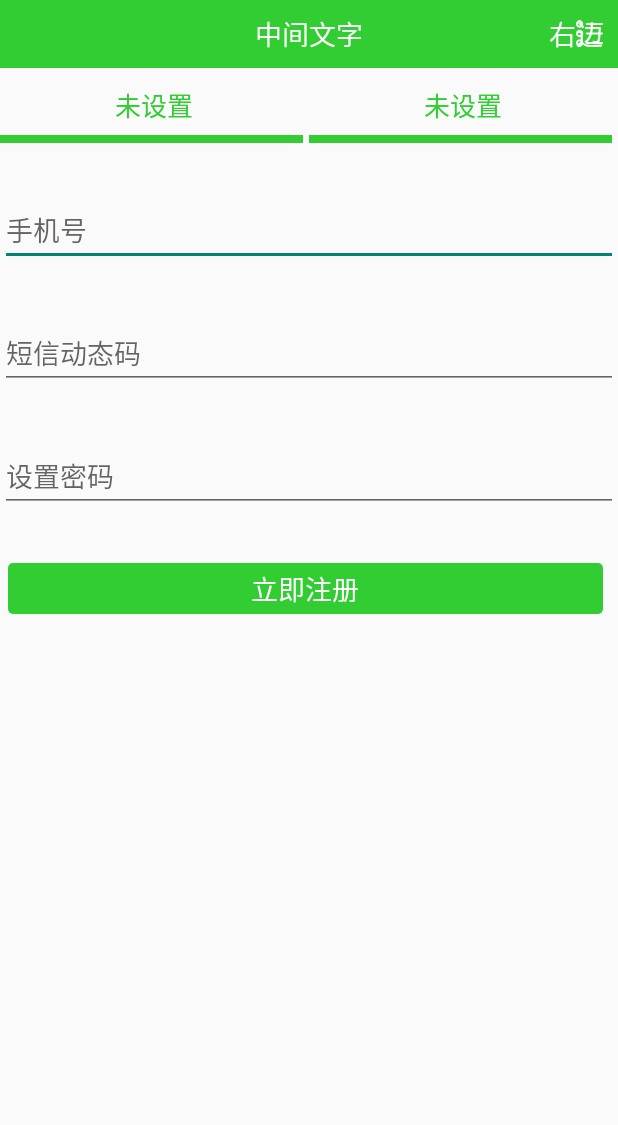
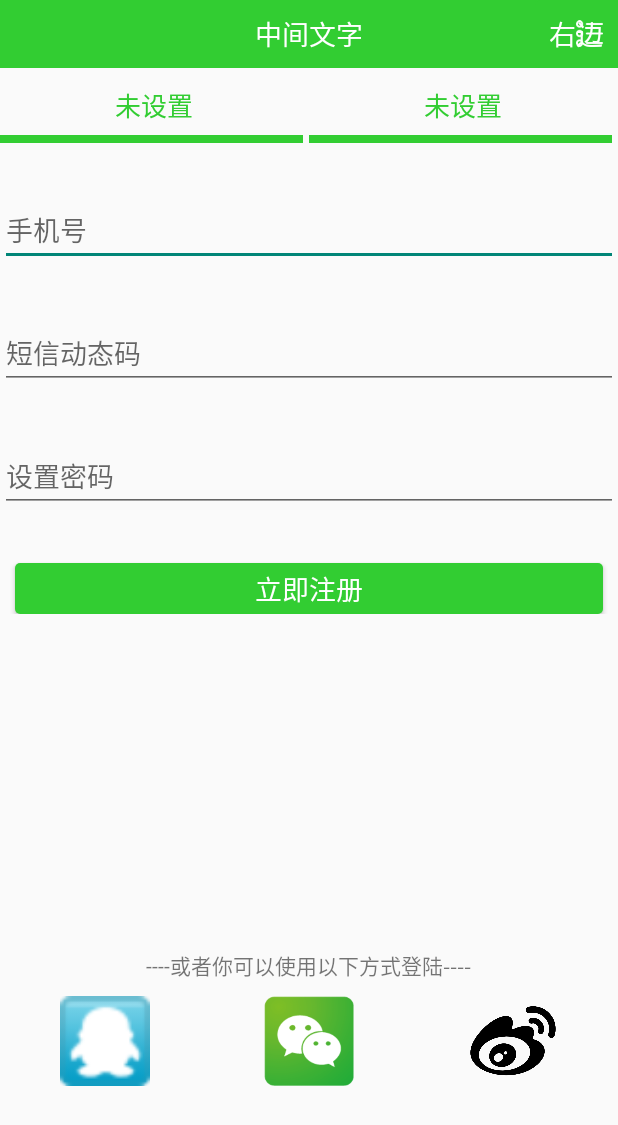
Before and after one commit to GaoZhenGit/Learn_Cloud, an Android app: the screen it shows after launch (MainActivity), on a phone screen of 412 x 824 dp. Shown: the top 1125 px of the screen. Run offline under Robolectric (Android 15) with nearby library versions, the phone set to English and light mode, and no system bars; libraries missing offline, so code that uses them is left out: com.androidquery; 13 statements that could not run were skipped.

Commit message:
login view

```diff
--- a/app/src/main/java/com/ibm/gz/learn_cloud/fragment/LoginFragment.java
+++ b/app/src/main/java/com/ibm/gz/learn_cloud/fragment/LoginFragment.java
@@ -4,10 +4,13 @@ import android.app.Activity;
 import android.net.Uri;
 import android.os.Bundle;
 import android.support.v4.app.Fragment;
+import android.util.Log;
 import android.view.LayoutInflater;
 import android.view.View;
 import android.view.ViewGroup;
+import android.widget.Button;
 
+import com.androidquery.AQuery;
 import com.ibm.gz.learn_cloud.Constant;
 import com.ibm.gz.learn_cloud.R;
 
@@ -22,6 +25,8 @@ import com.ibm.gz.learn_cloud.R;
 public class LoginFragment extends Fragment {
 
     private String LoginType;
+
+    private AQuery aq;
 
     private OnFragmentInteractionListener mListener;
     /*
@@ -38,7 +43,7 @@ public class LoginFragment extends Fragment {
     }
 
     public LoginFragment(){
-
+        aq=new AQuery(getActivity());
     }
 
     @Override
@@ -56,9 +61,11 @@ public class LoginFragment extends Fragment {
         switch (LoginType) {
             case Constant.FragmentType.PhoneLogin:
                 contextView=inflater.inflate(R.layout.fragment_phone, container, false);
+                setPhoneLoginView(contextView);
                 break;
             case Constant.FragmentType.EmailLogin:
                 contextView=inflater.inflate(R.layout.fragment_email, container, false);
+                setEmailLoginView(contextView);
                 break;
         }
 
@@ -75,18 +82,33 @@ public class LoginFragment extends Fragment {
     @Override
     public void onAttach(Activity activity) {
         super.onAttach(activity);
-//        try {
-//            mListener = (OnFragmentInteractionListener) activity;
-//        } catch (ClassCastException e) {
-//            throw new ClassCastException(activity.toString()
-//                    + " must implement OnFragmentInteractionListener");
-//        }
     }
 
     @Override
     public void onDetach() {
         super.onDetach();
         mListener = null;
+    }
+
+    //手机注册登陆界面设置
+    private void setPhoneLoginView(View contextView){
+        Button button=(Button)contextView.findViewById(R.id.regist_btn);
+        button.setOnClickListener(new View.OnClickListener() {
+            @Override
+            public void onClick(View v) {
+                aq_regist();
+            }
+        });
+    }
+
+
+    //邮箱注册登录页面设置
+    private void setEmailLoginView(View contextView){
+
+    }
+
+    public void aq_regist(){
+        Log.i("--tag--","regist");
     }
 
     /**
--- /dev/null
+++ b/app/src/main/res/drawable/btn_selector_round_title_bar_color_press.xml
@@ -0,0 +1,6 @@
+<?xml version="1.0" encoding="utf-8"?>
+<shape xmlns:android="http://schemas.android.com/apk/res/android">
+    <solid android:color="@color/palegreen"/>
+    <corners android:radius="3dp"/>
+
+</shape>
--- a/app/src/main/res/drawable/btn_selector_titlecolor_light.xml
+++ b/app/src/main/res/drawable/btn_selector_titlecolor_light.xml
@@ -1,8 +1,8 @@
 <?xml version="1.0" encoding="utf-8"?>
 <selector xmlns:android="http://schemas.android.com/apk/res/android">
 
-    <item android:drawable="@color/greenyellow" android:state_focused="true"></item>
-    <item android:drawable="@color/greenyellow" android:state_pressed="true"></item>
-    <item android:drawable="@color/light_green"></item>
+    <item android:drawable="@drawable/btn_selector_round_title_bar_color_press" android:state_focused="true"></item>
+    <item android:drawable="@drawable/btn_selector_round_title_bar_color_press" android:state_pressed="true"></item>
+    <item android:drawable="@drawable/btn_selector_round_title_bar_color_disable"></item>
 
 </selector>
--- a/app/src/main/res/layout/fragment_phone.xml
+++ b/app/src/main/res/layout/fragment_phone.xml
@@ -4,42 +4,57 @@
     android:layout_height="match_parent"
     tools:context="com.ibm.gz.learn_cloud.fragment.LoginFragment">
 
+    <RelativeLayout
+        android:layout_width="fill_parent"
+        android:layout_height="fill_parent">
+
         <LinearLayout
             android:layout_width="fill_parent"
             android:layout_height="wrap_content"
+            android:layout_alignParentTop="true"
             android:orientation="vertical">
+
             <EditText
                 android:id="@+id/login_phone_et"
                 android:layout_width="fill_parent"
                 android:layout_height="wrap_content"
-            android:hint="手机号"
-            android:layout_marginTop="@dimen/button_height"/>
+                android:layout_marginTop="@dimen/button_height"
+                android:hint="手机号" />
 
             <EditText
                 android:id="@+id/login_phone_code_et"
                 android:layout_width="fill_parent"
                 android:layout_height="wrap_content"
-            android:hint="短信动态码"
-            android:layout_marginTop="@dimen/button_height"/>
+                android:layout_marginTop="@dimen/button_height"
+                android:hint="短信动态码" />
 
             <EditText
                 android:id="@+id/login_phone_psw_et"
                 android:layout_width="fill_parent"
                 android:layout_height="wrap_content"
-            android:hint="设置密码"
-            android:layout_marginTop="@dimen/button_height"/>
-        <TextView
+                android:layout_marginTop="@dimen/button_height"
+                android:hint="设置密码" />
+
+            <Button
                 android:id="@+id/regist_btn"
                 android:layout_width="fill_parent"
                 android:layout_height="@dimen/button_height"
-            android:background="@drawable/btn_selector_round_title_bar_color_disable"
-            android:layout_marginTop="@dimen/button_height"
                 android:layout_marginLeft="@dimen/margin_left"
                 android:layout_marginRight="@dimen/margin_right"
+                android:layout_marginTop="@dimen/button_height"
+                android:background="@drawable/btn_selector_titlecolor_light"
+                android:gravity="center"
                 android:text="立即注册"
-            android:gravity="center"
                 android:textColor="@color/white"
-            android:textSize="@dimen/text_size_large"/>
+                android:textSize="@dimen/text_size_large" />
         </LinearLayout>
 
+        <include
+            layout="@layout/third_app_login"
+            android:layout_width="fill_parent"
+            android:layout_height="100dp"
+            android:layout_alignParentBottom="true"
+            android:layout_marginBottom="100dp" />
+    </RelativeLayout>
+
 </FrameLayout>
--- /dev/null
+++ b/app/src/main/res/layout/third_app_login.xml
@@ -0,0 +1,40 @@
+<?xml version="1.0" encoding="utf-8"?>
+<RelativeLayout
+    xmlns:android="http://schemas.android.com/apk/res/android"
+    android:layout_width="match_parent"
+    android:layout_height="100dp">
+    <TextView
+        android:layout_width="wrap_content"
+        android:layout_height="wrap_content"
+        android:text="----或者你可以使用以下方式登陆----"
+        android:id="@+id/textView"
+        android:layout_above="@+id/weixin"
+        android:layout_marginBottom="10dp"
+        android:layout_centerHorizontal="true" />
+    <ImageView
+        android:id="@+id/weixin"
+        android:layout_width="@dimen/icon_edge"
+        android:layout_height="@dimen/icon_edge"
+        android:src="@drawable/weixin"
+        android:layout_alignParentBottom="true"
+        android:layout_centerHorizontal="true" />
+    <ImageView
+        android:layout_width="@dimen/icon_edge"
+        android:layout_height="@dimen/icon_edge"
+        android:src="@drawable/qq"
+        android:layout_marginLeft="40dp"
+        android:layout_marginStart="40dp"
+        android:layout_alignParentBottom="true"
+        android:layout_alignParentLeft="true"
+        android:layout_alignParentStart="true" />
+    <ImageView
+        android:layout_width="@dimen/icon_edge"
+        android:layout_height="@dimen/icon_edge"
+        android:src="@drawable/weibo"
+        android:layout_marginRight="40dp"
+        android:layout_marginEnd="40dp"
+        android:layout_alignParentBottom="true"
+        android:layout_alignParentRight="true"
+        android:layout_alignParentEnd="true" />
+
+</RelativeLayout>
--- a/app/src/main/res/values/dimens.xml
+++ b/app/src/main/res/values/dimens.xml
@@ -7,7 +7,8 @@
     <dimen name="text_size_middle">16sp</dimen>
     <dimen name="text_size_large">18sp</dimen>
     <dimen name="title_icon_width">18dp</dimen>
-    <dimen name="margin_left">5dp</dimen>
+    <dimen name="margin_left">10dp</dimen>
     <dimen name="margin_right">10dp</dimen>
     <dimen name="button_height">34dp</dimen>
+    <dimen name="icon_edge">60dp</dimen>
 </resources>
```
Also changed, not shown: app/src/main/res/layout/fragment_email.xml (+44 -7 lines), app/src/main/java/com/ibm/gz/learn_cloud/activity/MainActivity.java (line endings or trailing spaces), app/src/main/res/drawable/qq.png (added), app/src/main/res/drawable/weibo.png (added), app/src/main/res/drawable/weixin.png (added). Lines whose indentation alone changed are shown as unchanged.
